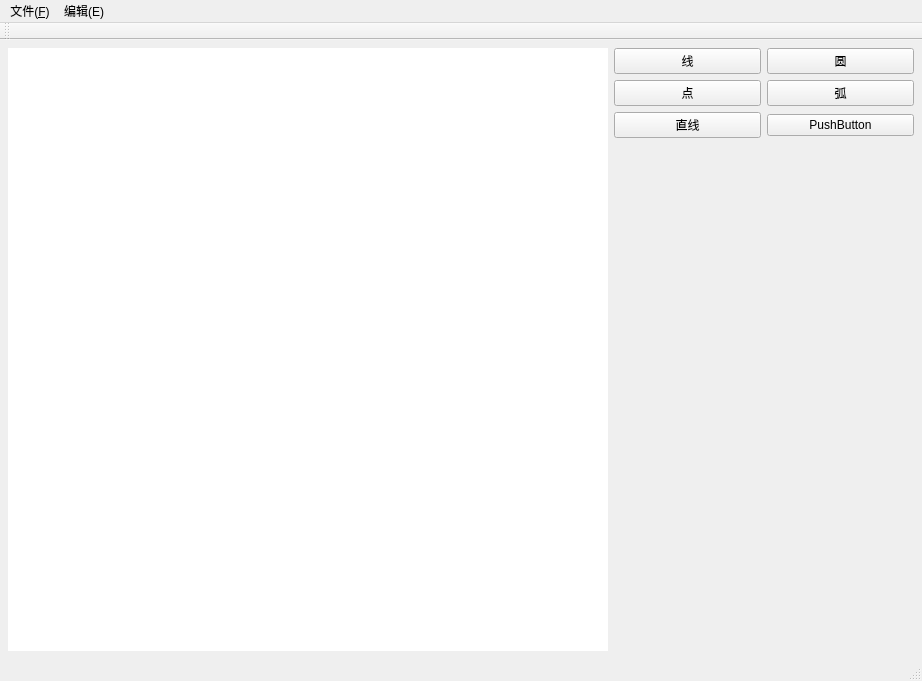
The window that Graphics_demo/src/ui/MainWindow.ui (staticWu/GraphicsDemo) describes before a commit, drawn with Qt 5.
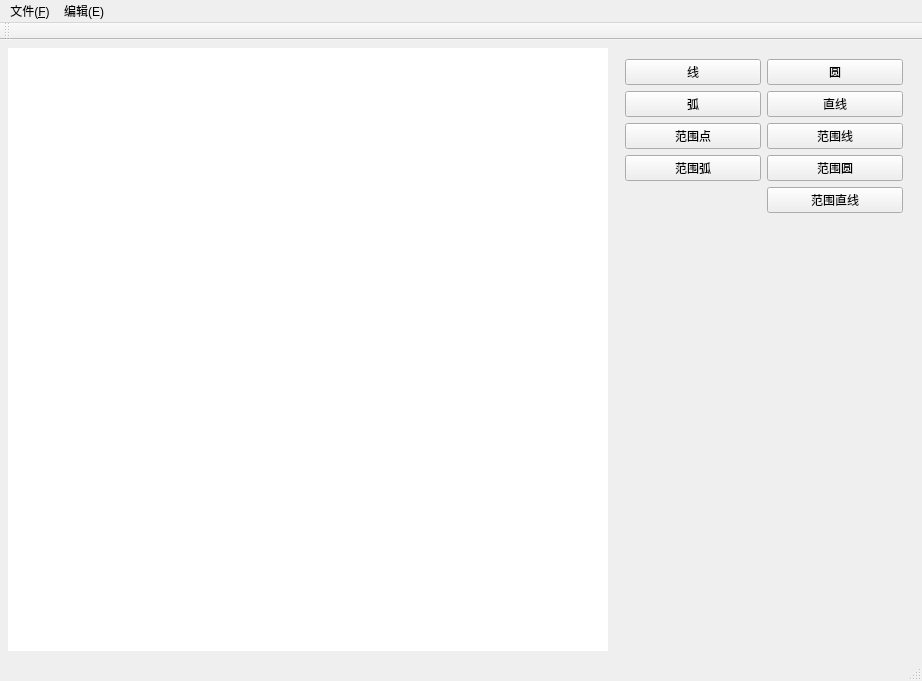
The same window after the commit.

Commit message: 将带范围的与不带范围实体分开

What changed in the file:
```diff
--- a/Graphics_demo/src/ui/MainWindow.ui
+++ b/Graphics_demo/src/ui/MainWindow.ui
@@ -52,18 +52,6 @@
        </size>
       </property>
       <layout class="QVBoxLayout" name="verticalLayout">
-       <property name="leftMargin">
-        <number>0</number>
-       </property>
-       <property name="topMargin">
-        <number>0</number>
-       </property>
-       <property name="rightMargin">
-        <number>0</number>
-       </property>
-       <property name="bottomMargin">
-        <number>0</number>
-       </property>
        <item>
         <layout class="QGridLayout" name="gridLayout">
          <item row="0" column="0">
@@ -81,30 +69,51 @@
           </widget>
          </item>
          <item row="1" column="0">
-          <widget class="QPushButton" name="pointBtn">
-           <property name="text">
-            <string>点</string>
-           </property>
-          </widget>
-         </item>
-         <item row="1" column="1">
           <widget class="QPushButton" name="arcBtn">
            <property name="text">
             <string>弧</string>
            </property>
           </widget>
          </item>
-         <item row="2" column="0">
+         <item row="1" column="1">
           <widget class="QPushButton" name="straightLineBtn">
            <property name="text">
             <string>直线</string>
            </property>
           </widget>
          </item>
+         <item row="2" column="0">
+          <widget class="QPushButton" name="regPointBtn">
+           <property name="text">
+            <string>范围点</string>
+           </property>
+          </widget>
+         </item>
          <item row="2" column="1">
           <widget class="QPushButton" name="pushButton_6">
            <property name="text">
-            <string>PushButton</string>
+            <string>范围线</string>
+           </property>
+          </widget>
+         </item>
+         <item row="3" column="0">
+          <widget class="QPushButton" name="regArcBtn">
+           <property name="text">
+            <string>范围弧</string>
+           </property>
+          </widget>
+         </item>
+         <item row="3" column="1">
+          <widget class="QPushButton" name="regCircleBtn">
+           <property name="text">
+            <string>范围圆</string>
+           </property>
+          </widget>
+         </item>
+         <item row="4" column="1">
+          <widget class="QPushButton" name="regStraightLineBtn">
+           <property name="text">
+            <string>范围直线</string>
            </property>
           </widget>
          </item>
```
Left out of the diff: 2 changed lines with no effect on the pictures. The commit also changes 14 other files.
